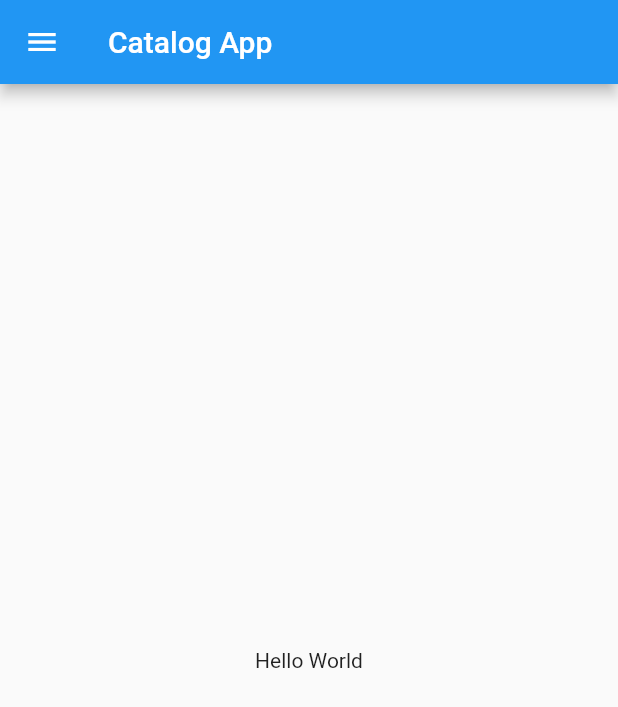
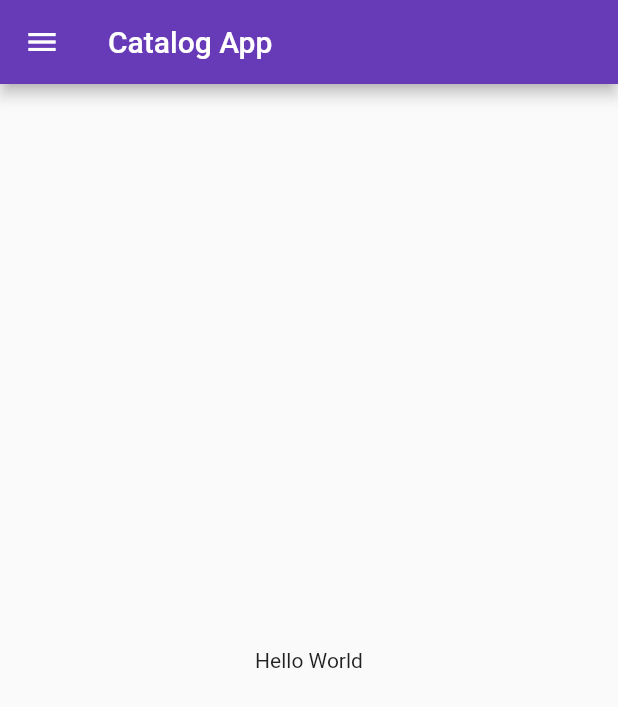
Before and after one commit to kundan667/flutter_catalog, a Flutter app: the screen it shows after launch, on a phone screen of 412 x 824 dp. Shown: the top 707 px of the screen. Run offline on Flutter 3.47's test engine with Material 2 defaults, Android fonts, the phone set to English and light mode, and no system bars.

Commit message:
day3 completed

```diff
--- a/lib/main.dart
+++ b/lib/main.dart
@@ -1,13 +1,24 @@
 import 'package:flutter/material.dart';
-import 'package:food_delivery_app/home_page.dart';
+import 'package:food_delivery_app/pages/home_page.dart';
+import 'package:food_delivery_app/pages/login_page.dart';
 
 void main() {
   runApp(MyApp());
 }
 
 class MyApp extends StatelessWidget {
+  const MyApp({Key? key}) : super(key: key);
   @override
   Widget build(BuildContext context) {
-    return MaterialApp(home: HomePage());
+    return MaterialApp(
+      themeMode: ThemeMode.light,
+      theme: ThemeData(primarySwatch: Colors.deepPurple),
+      darkTheme: ThemeData(brightness: Brightness.dark),
+      initialRoute: "/",
+      routes: {
+        "/": (context) => const HomePage(),
+        "/login": (context) => const LoginPage()
+      },
+    );
   }
 }
--- a/lib/home_page.dart
+++ b/lib/pages/home_page.dart
@@ -6,12 +6,12 @@ class HomePage extends StatelessWidget {
   @override
   Widget build(BuildContext context) {
     return Scaffold(
-      appBar: AppBar(title: Text("Catalog App")),
+      appBar: AppBar(title: const Text("Catalog App")),
       body: Center(
           child: Container(
-        child: Text("Hello World"),
+        child: const Text("Hello World"),
       )),
-      drawer: Drawer(),
+      drawer: const Drawer(),
     );
   }
 }
--- /dev/null
+++ b/lib/pages/login_page.dart
@@ -0,0 +1,12 @@
+import 'package:flutter/material.dart';
+
+class LoginPage extends StatelessWidget {
+  const LoginPage({Key? key}) : super(key: key);
+
+  @override
+  Widget build(BuildContext context) {
+    return Material(
+      child: Center(child: const Text("Login Page")),
+    );
+  }
+}
```
